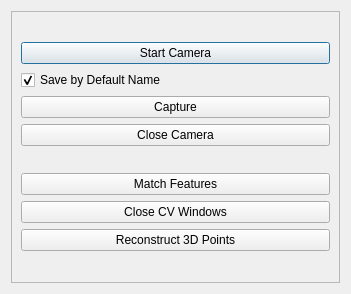
This is ui/camera.ui in liushuya7/cn5X as Qt 5 draws it before an edit. The edited form follows.
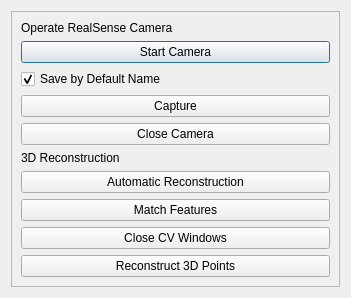
This is the edited form.

Patch:
```diff
--- a/ui/camera.ui
+++ b/ui/camera.ui
@@ -29,6 +29,13 @@
       <layout class="QVBoxLayout" name="verticalLayout">
        <item>
         <layout class="QVBoxLayout" name="verticalLayout_3">
+         <item>
+          <widget class="QLabel" name="label">
+           <property name="text">
+            <string>Operate RealSense Camera</string>
+           </property>
+          </widget>
+         </item>
          <item>
           <widget class="QPushButton" name="pushButton_start_camera">
            <property name="text">
@@ -64,6 +71,20 @@
        </item>
        <item>
         <layout class="QVBoxLayout" name="verticalLayout_4">
+         <item>
+          <widget class="QLabel" name="label_2">
+           <property name="text">
+            <string>3D Reconstruction</string>
+           </property>
+          </widget>
+         </item>
+         <item>
+          <widget class="QPushButton" name="pushButton_automatic">
+           <property name="text">
+            <string>Automatic Reconstruction</string>
+           </property>
+          </widget>
+         </item>
          <item>
           <widget class="QPushButton" name="pushButton_match">
            <property name="text">
```
